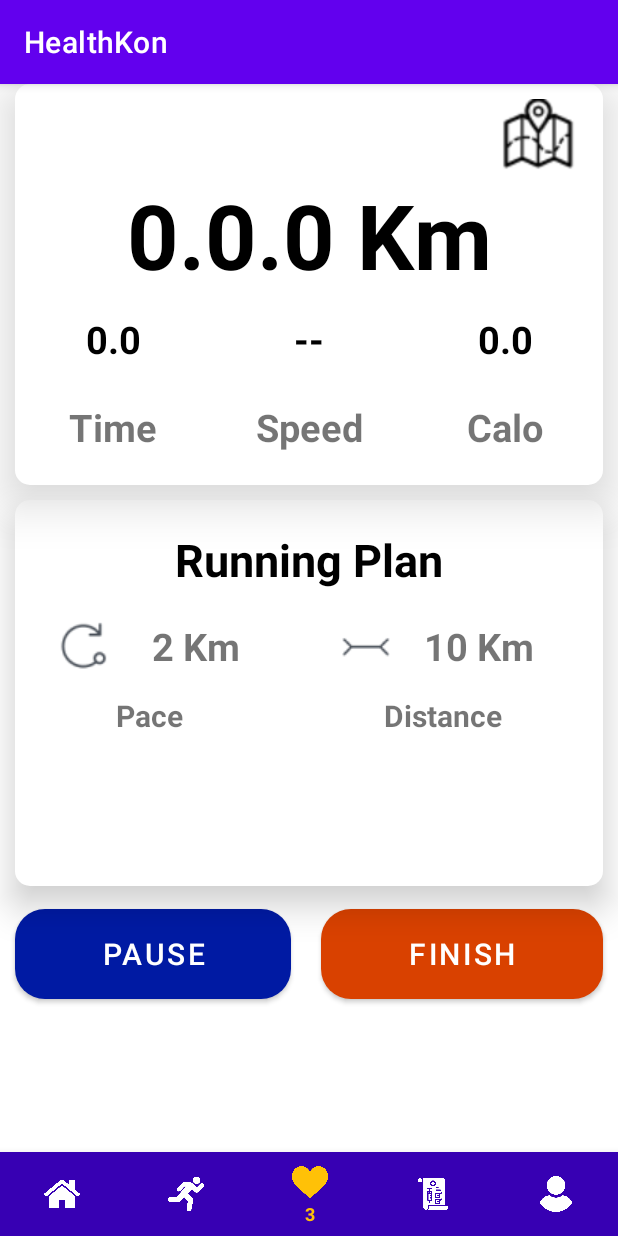
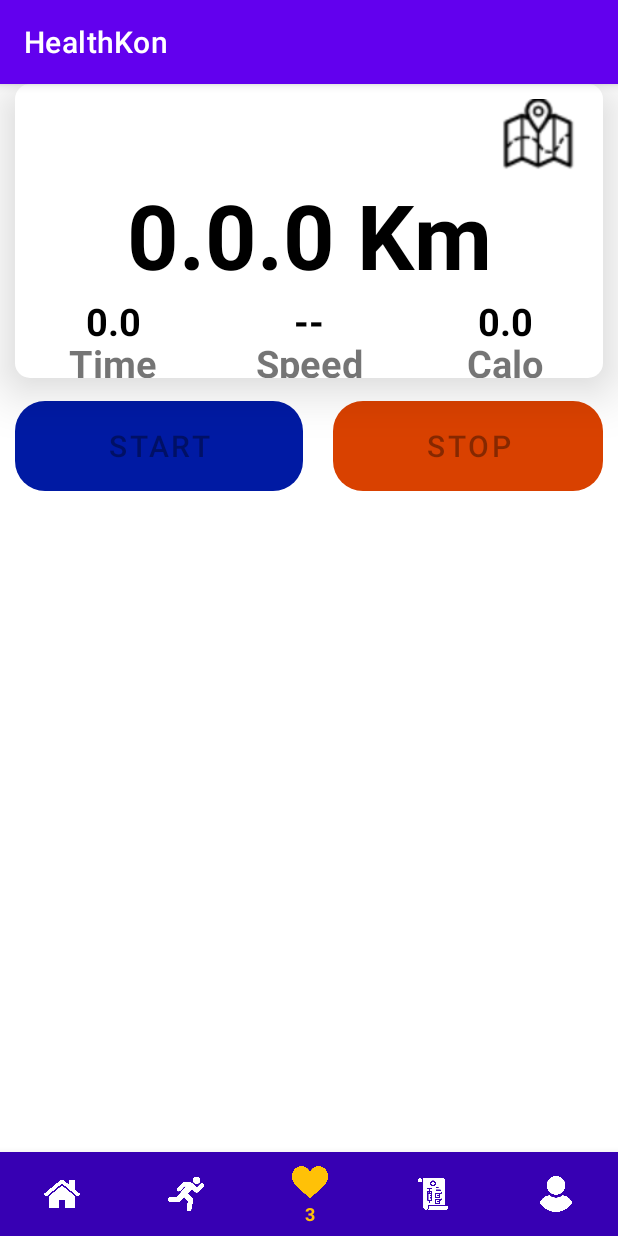
Before and after one commit to huynhmytuan/HealthKon, an Android app: the screen it shows after launch (MainActivity), item 3 of the bottom bar chosen, on a phone screen of 412 x 824 dp. Run offline under Robolectric (Android 15) with nearby library versions, the phone set to English and light mode, and no system bars.

Commit message:
Tuan Commit -- Database: Update - WeightUtil - JourneyUtil - LocationUtil Edit Function - Record Journey - Edit MainActivity - Edit AndroidManifest.xml

```diff
--- a/app/src/main/java/com/pinkteam/android/healthkon/Controllers/ViewPagerAdapter.java
+++ b/app/src/main/java/com/pinkteam/android/healthkon/Controllers/ViewPagerAdapter.java
@@ -30,7 +30,6 @@ public class ViewPagerAdapter extends FragmentStatePagerAdapter {
         }
 
     }
-
     @Override
     public int getCount() {
         return 5;
--- a/app/src/main/java/com/pinkteam/android/healthkon/database/LocationUtil.java
+++ b/app/src/main/java/com/pinkteam/android/healthkon/database/LocationUtil.java
@@ -17,7 +17,7 @@ public class LocationUtil {
     SQLiteDatabase mDatabase;
     Context mContext;
     public LocationUtil(Context context){
-        mContext = context.getApplicationContext();
+        mContext = context;
         mDatabase = new dbHeathHelper(mContext).getWritableDatabase();
     }
 
--- a/app/src/main/java/com/pinkteam/android/healthkon/database/WeightUtil.java
+++ b/app/src/main/java/com/pinkteam/android/healthkon/database/WeightUtil.java
@@ -50,7 +50,7 @@ public class WeightUtil {
     }
     //view data
     public Cursor viewData(){
-        String view = " SELECT * FROM " + dbHealthSchema.HeightTable.TABLE_NAME;
+        String view = " SELECT * FROM " + dbHealthSchema.WeightTable.TABLE_NAME;
         Cursor cursor = mDatabase.rawQuery(view, null);
         return cursor;
     }
@@ -64,7 +64,7 @@ public class WeightUtil {
             while (!cursor.isAfterLast()){
                 String id = cursor.getString(cursor.getColumnIndex(dbHealthSchema.WeightTable.Id));
                 String value = cursor.getString(cursor.getColumnIndex(dbHealthSchema.WeightTable.Value));
-                long date = cursor.getLong(cursor.getColumnIndex(dbHealthSchema.HeightTable.Date));
+                long date = cursor.getLong(cursor.getColumnIndex(dbHealthSchema.WeightTable.Date));
 
                 Weight weight = new Weight();
                 weight.setmId(Integer.parseInt(id));
@@ -79,7 +79,7 @@ public class WeightUtil {
         return weights;
     }
 
-    public Weight getLastestdHeight() {
+    public Weight getLastestWeight() {
         Weight lastestWeight = new Weight();
         Cursor cursor = viewData();
         cursor.moveToLast();
--- a/app/src/main/res/layout/fragment_2.xml
+++ b/app/src/main/res/layout/fragment_2.xml
@@ -45,7 +45,7 @@
             android:orientation="horizontal">
 
             <TextView
-                android:id="@+id/textView14"
+                android:id="@+id/duration_textview"
                 android:layout_width="wrap_content"
                 android:layout_height="wrap_content"
                 android:layout_marginStart="30dp"
@@ -56,7 +56,7 @@
                 android:textStyle="bold" />
 
             <TextView
-                android:id="@+id/textView15"
+                android:id="@+id/distance_textview"
                 android:layout_width="wrap_content"
                 android:layout_height="wrap_content"
                 android:layout_weight="1"
@@ -85,7 +85,7 @@
                 android:textStyle="bold" />
 
             <TextView
-                android:id="@+id/textView11"
+                android:id="@+id/avgspeed_textview"
                 android:layout_width="wrap_content"
                 android:layout_height="wrap_content"
                 android:layout_weight="1"
--- a/app/src/main/res/layout/fragment_5.xml
+++ b/app/src/main/res/layout/fragment_5.xml
@@ -55,7 +55,7 @@
                 app:srcCompat="@drawable/pace" />
 
             <TextView
-                android:id="@+id/textView14"
+                android:id="@+id/duration_textview"
                 android:layout_width="wrap_content"
                 android:layout_height="wrap_content"
                 android:layout_weight="1"
@@ -71,7 +71,7 @@
                 app:srcCompat="@drawable/distance" />
 
             <TextView
-                android:id="@+id/textView15"
+                android:id="@+id/distance_textview"
                 android:layout_width="wrap_content"
                 android:layout_height="wrap_content"
                 android:layout_weight="1"
--- a/app/src/main/res/layout/fragment_3.xml
+++ b/app/src/main/res/layout/run_record.xml
@@ -10,14 +10,13 @@
 
     <LinearLayout
         android:layout_width="match_parent"
-        android:layout_height="match_parent"
+        android:layout_height="wrap_content"
         android:layout_marginStart="10dp"
         android:layout_marginEnd="10dp"
-        android:layout_weight="2.5"
+        android:layout_weight="1.5"
         android:background="@drawable/edittext_background"
         android:elevation="20dp"
         android:orientation="vertical"
-        android:weightSum="3"
 
         >
 
@@ -32,7 +31,7 @@
             app:srcCompat="@drawable/map" />
 
         <TextView
-            android:id="@+id/textView4"
+            android:id="@+id/total_distance_text"
             android:layout_width="match_parent"
             android:layout_height="wrap_content"
             android:gravity="center"
@@ -49,7 +48,7 @@
             android:weightSum="3">
 
             <TextView
-                android:id="@+id/textView7"
+                android:id="@+id/duration_text"
                 android:layout_width="match_parent"
                 android:layout_height="match_parent"
                 android:layout_weight="1"
@@ -60,7 +59,7 @@
                 android:textStyle="bold" />
 
             <TextView
-                android:id="@+id/textView8"
+                android:id="@+id/speed_text"
                 android:layout_width="match_parent"
                 android:layout_height="match_parent"
                 android:layout_weight="1"
@@ -71,7 +70,7 @@
                 android:textStyle="bold" />
 
             <TextView
-                android:id="@+id/textView9"
+                android:id="@+id/calo_text"
                 android:layout_width="match_parent"
                 android:layout_height="match_parent"
                 android:layout_weight="1"
@@ -101,7 +100,7 @@
                 android:textStyle="bold" />
 
             <TextView
-                android:id="@+id/textView11"
+                android:id="@+id/avgspeed_textview"
                 android:layout_width="match_parent"
                 android:layout_height="match_parent"
                 android:layout_weight="1"
@@ -128,99 +127,13 @@
     <LinearLayout
         android:layout_width="match_parent"
         android:layout_height="match_parent"
-        android:layout_marginStart="10dp"
-        android:layout_marginTop="10dp"
-        android:layout_marginEnd="10dp"
-        android:layout_weight="2.5"
-        android:background="@drawable/edittext_background"
-        android:elevation="14dp"
-        android:orientation="vertical">
-
-        <TextView
-            android:id="@+id/textView13"
-            android:layout_width="match_parent"
-            android:layout_height="80dp"
-            android:gravity="center"
-            android:text="Running Plan"
-            android:textColor="@color/black"
-            android:textSize="30dp"
-            android:textStyle="bold" />
-
-        <LinearLayout
-            android:layout_width="match_parent"
-            android:layout_height="50dp"
-            android:orientation="horizontal">
-
-            <ImageView
-                android:id="@+id/imageView3"
-                android:layout_width="wrap_content"
-                android:layout_height="wrap_content"
-                android:layout_weight="1"
-                app:srcCompat="@drawable/pace" />
-
-            <TextView
-                android:id="@+id/textView14"
-                android:layout_width="wrap_content"
-                android:layout_height="wrap_content"
-                android:layout_weight="1"
-                android:text="2 Km"
-                android:textSize="25dp"
-                android:textStyle="bold" />
-
-            <ImageView
-                android:id="@+id/imageView5"
-                android:layout_width="wrap_content"
-                android:layout_height="wrap_content"
-                android:layout_weight="1"
-                app:srcCompat="@drawable/distance" />
-
-            <TextView
-                android:id="@+id/textView15"
-                android:layout_width="wrap_content"
-                android:layout_height="wrap_content"
-                android:layout_weight="1"
-                android:text="10 Km"
-                android:textSize="25dp"
-                android:textStyle="bold" />
-        </LinearLayout>
-
-        <LinearLayout
-            android:layout_width="match_parent"
-            android:layout_height="50dp"
-            android:orientation="horizontal">
-
-            <TextView
-                android:id="@+id/textView6"
-                android:layout_width="wrap_content"
-                android:layout_height="wrap_content"
-                android:layout_weight="1"
-                android:gravity="center"
-                android:text="Pace"
-                android:textSize="20dp"
-                android:textStyle="bold" />
-
-            <TextView
-                android:id="@+id/textView"
-                android:layout_width="wrap_content"
-                android:layout_height="wrap_content"
-                android:layout_weight="1"
-                android:gravity="center"
-                android:text="Distance"
-                android:textSize="20dp"
-                android:textStyle="bold" />
-        </LinearLayout>
-    </LinearLayout>
-
-    <LinearLayout
-        android:layout_width="match_parent"
-        android:layout_height="match_parent"
         android:layout_weight="3"
         android:orientation="horizontal"
         app:layout_constraintEnd_toEndOf="parent"
         app:layout_constraintStart_toStartOf="parent">
 
         <Button
-            android:id="@+id/button4"
+            android:id="@+id/start_button"
             android:layout_width="wrap_content"
             android:layout_height="60dp"
             android:layout_marginStart="10dp"
@@ -229,13 +142,13 @@
             android:layout_weight="1"
             android:background="@drawable/btn_pause"
             android:elevation="50dp"
-            android:text="Pause"
+            android:text="Start"
             android:textSize="20dp"
             app:backgroundTint="@color/white"
             app:backgroundTintMode="multiply" />
 
         <Button
-            android:id="@+id/button5"
+            android:id="@+id/stop_button"
             android:layout_width="wrap_content"
             android:layout_height="60dp"
             android:layout_marginStart="10dp"
@@ -243,7 +156,7 @@
             android:layout_marginEnd="10dp"
             android:layout_weight="1"
             android:background="@drawable/btn_finish"
-            android:text="Finish"
+            android:text="Stop"
             android:textSize="20dp"
             app:backgroundTint="@color/white"
             app:backgroundTintMode="multiply" />
```
Also changed, not shown: app/src/main/AndroidManifest.xml (+18 -0 lines), app/src/main/java/com/pinkteam/android/healthkon/Controllers/Fragment3.java (+297 -4 lines), app/src/main/java/com/pinkteam/android/healthkon/Controllers/MainActivity.java (+9 -7 lines), app/src/main/java/com/pinkteam/android/healthkon/Controllers/MyLocationListener.java (added, +61 -0 lines), app/src/main/java/com/pinkteam/android/healthkon/database/JourneyUtil.java (+37 -1 lines), app/src/main/res/layout/fragment_4.xml (+16 -27 lines), app/src/main/res/layout/activity_main.xml (line endings or trailing spaces).
